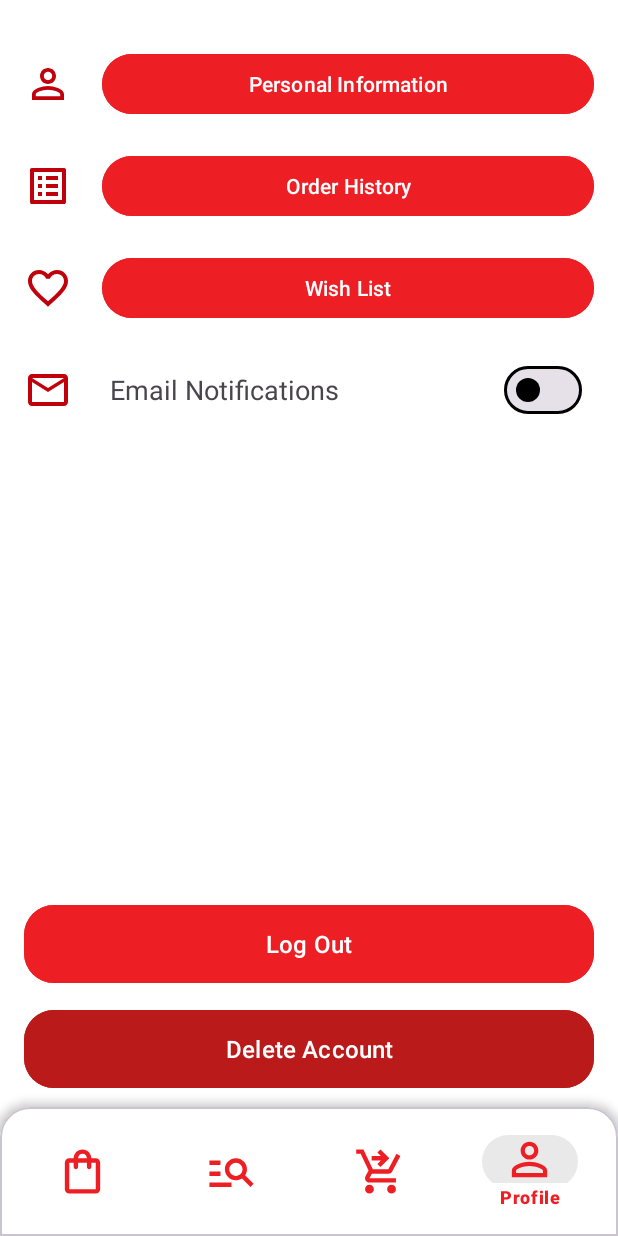
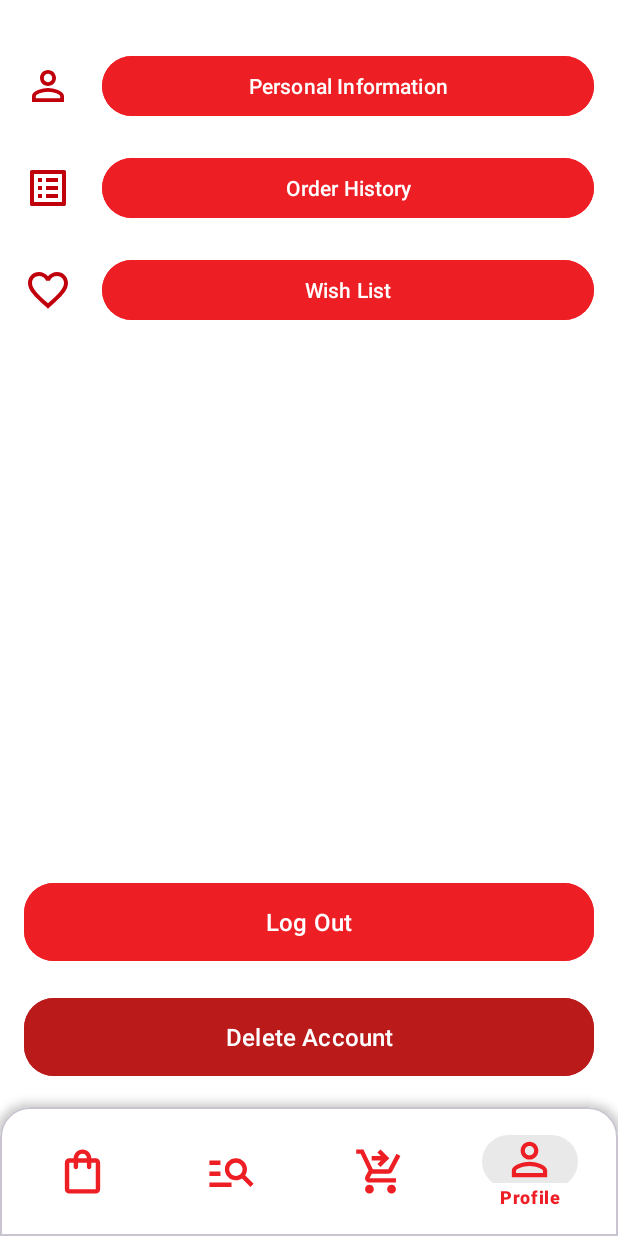
Before and after one commit to Pierce-Robinson/MediaSpace, an Android app: the screen it shows after launch once a user with an empty profile is signed in (HomeActivity), item 4 of the bottom bar chosen, on a phone screen of 412 x 824 dp. Run offline under Robolectric (Android 15) with nearby library versions, the phone set to English and light mode, and no system bars; our stand-ins replace Firebase (no records; nobody signed in at launch, a user with empty details on screens opened directly).

Commit message:
notifications work from the update user settings. i removed the other notifications part where the wish list and order history was

```diff
--- a/app/src/main/java/com/varsitycollege/mediaspace/ui/ProfileFragment.kt
+++ b/app/src/main/java/com/varsitycollege/mediaspace/ui/ProfileFragment.kt
@@ -62,6 +62,7 @@ class ProfileFragment : Fragment() {
         binding.btnPersonalInfo.setOnClickListener {
             navigateToUpdateProfile()
         }
+
         // Inflate the layout for this fragment
         return binding.root
     }
@@ -143,6 +144,4 @@ class ProfileFragment : Fragment() {
 
     }
 
-
-
 }
--- a/app/src/main/res/layout/activity_register.xml
+++ b/app/src/main/res/layout/activity_register.xml
@@ -24,7 +24,6 @@
         android:layout_width="match_parent"
         android:layout_height="match_parent"
         android:orientation="vertical"
-        android:paddingBottom="5dp"
         app:layout_constraintBottom_toBottomOf="parent"
         app:layout_constraintEnd_toEndOf="parent"
         app:layout_constraintStart_toStartOf="parent"
--- a/app/src/main/res/layout/activity_update_profile.xml
+++ b/app/src/main/res/layout/activity_update_profile.xml
@@ -140,7 +140,7 @@
                 android:layout_width="wrap_content"
                 android:layout_height="match_parent"
                 android:layout_gravity="center_horizontal"
-                android:checked="true"
+                android:checked="false"
                 android:text="@string/notifications"
                 android:textSize="16sp" />
 
--- a/app/src/main/res/layout/fragment_profile.xml
+++ b/app/src/main/res/layout/fragment_profile.xml
@@ -121,30 +121,30 @@
             android:layout_marginTop="20dp"
             android:orientation="horizontal">
 
-            <ImageView
-                android:id="@+id/iconMail"
-                android:layout_width="32dp"
-                android:layout_height="32dp"
-                android:contentDescription="im an image"
-                android:src="@drawable/icon_mail" />
+<!--            <ImageView-->
+<!--                android:id="@+id/iconMail"-->
+<!--                android:layout_width="32dp"-->
+<!--                android:layout_height="32dp"-->
+<!--                android:contentDescription="im an image"-->
+<!--                android:src="@drawable/icon_mail" />-->
 
-            <TextView
-                android:id="@+id/textNotifications"
-                android:layout_width="0dp"
-                android:layout_height="wrap_content"
-                android:layout_marginStart="25dp"
-                android:layout_weight="1"
-                android:text="@string/email_notifications"
-                android:textSize="18sp" />
+<!--            <TextView-->
+<!--                android:id="@+id/textNotifications"-->
+<!--                android:layout_width="0dp"-->
+<!--                android:layout_height="wrap_content"-->
+<!--                android:layout_marginStart="25dp"-->
+<!--                android:layout_weight="1"-->
+<!--                android:text="@string/email_notifications"-->
+<!--                android:textSize="18sp" />-->
 
-            <com.google.android.material.materialswitch.MaterialSwitch
-                android:id="@+id/notificationsCheckbox"
-                style="@style/Widget.App.Switch"
-                android:layout_width="wrap_content"
-                android:layout_height="48dp"
-                android:layout_gravity="end"
-                android:checked="false"
-                android:padding="8dp" /> <!-- Align to the right -->
+<!--            <com.google.android.material.materialswitch.MaterialSwitch-->
+<!--                android:id="@+id/notificationsCheckbox"-->
+<!--                style="@style/Widget.App.Switch"-->
+<!--                android:layout_width="wrap_content"-->
+<!--                android:layout_height="48dp"-->
+<!--                android:layout_gravity="end"-->
+<!--                android:checked="false"-->
+<!--                android:padding="8dp" /> &lt;!&ndash; Align to the right &ndash;&gt;-->
         </LinearLayout>
 
     </LinearLayout>
```
Also changed, not shown: app/src/main/java/com/varsitycollege/mediaspace/UpdateProfileActivity.kt (+30 -0 lines).
